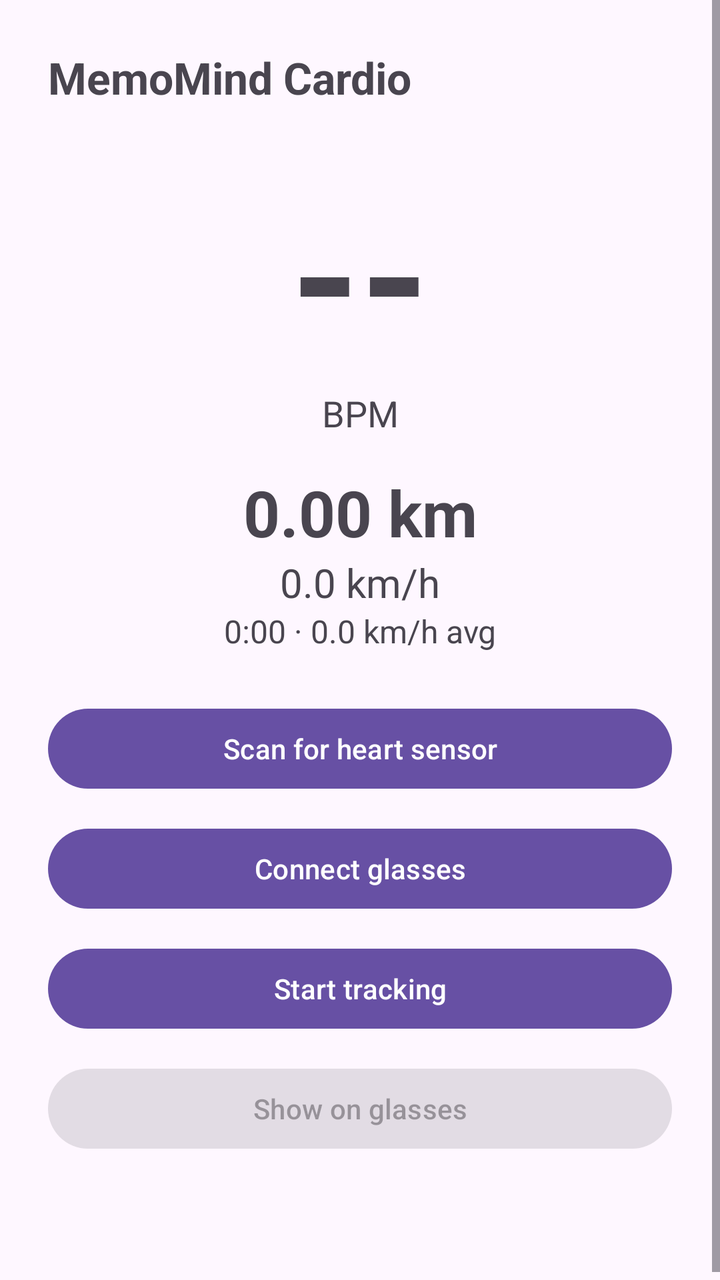
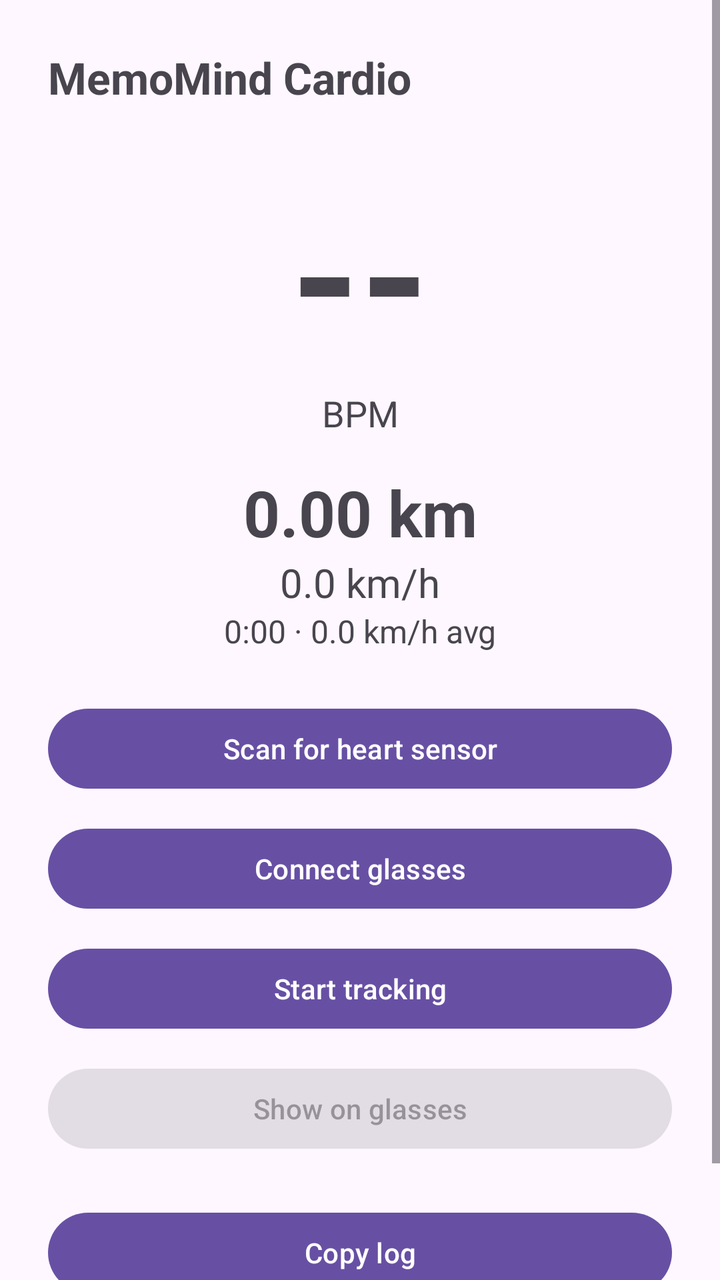

Screens rendered from an Android XML layout before and after an edit, with the pre-edit source and the edit as a unified diff.
<!-- AndroidManifest.xml: application theme Theme.MemoMindCardio -->
<!-- res/layout/activity_main.xml -->
<?xml version="1.0" encoding="utf-8"?>
<ScrollView xmlns:android="http://schemas.android.com/apk/res/android"
    android:layout_width="match_parent"
    android:layout_height="match_parent"
    android:fillViewport="true">

    <LinearLayout
        android:layout_width="match_parent"
        android:layout_height="wrap_content"
        android:orientation="vertical"
        android:padding="24dp">

        <TextView
            android:id="@+id/titleText"
            android:layout_width="match_parent"
            android:layout_height="wrap_content"
            android:text="@string/app_name"
            android:textSize="22sp"
            android:textStyle="bold" />

        <TextView
            android:id="@+id/bpmText"
            android:layout_width="match_parent"
            android:layout_height="wrap_content"
            android:layout_marginTop="24dp"
            android:gravity="center"
            android:text="--"
            android:textSize="88sp"
            android:textStyle="bold" />

        <TextView
            android:id="@+id/bpmUnit"
            android:layout_width="match_parent"
            android:layout_height="wrap_content"
            android:gravity="center"
            android:text="BPM"
            android:textSize="18sp" />

        <TextView
            android:id="@+id/distText"
            android:layout_width="match_parent"
            android:layout_height="wrap_content"
            android:layout_marginTop="16dp"
            android:gravity="center"
            android:text="0.00 km"
            android:textSize="32sp"
            android:textStyle="bold" />

        <TextView
            android:id="@+id/speedText"
            android:layout_width="match_parent"
            android:layout_height="wrap_content"
            android:gravity="center"
            android:text="0.0 km/h"
            android:textSize="20sp" />

        <TextView
            android:id="@+id/timeText"
            android:layout_width="match_parent"
            android:layout_height="wrap_content"
            android:gravity="center"
            android:text="0:00 · 0.0 km/h avg"
            android:textSize="16sp" />

        <Button
            android:id="@+id/btnSensor"
            android:layout_width="match_parent"
            android:layout_height="wrap_content"
            android:layout_marginTop="24dp"
            android:text="Scan for heart sensor" />

        <Button
            android:id="@+id/btnGlasses"
            android:layout_width="match_parent"
            android:layout_height="wrap_content"
            android:layout_marginTop="12dp"
            android:text="Connect glasses" />

        <Button
            android:id="@+id/btnTrack"
            android:layout_width="match_parent"
            android:layout_height="wrap_content"
            android:layout_marginTop="12dp"
            android:text="Start tracking" />

        <Button
            android:id="@+id/btnPush"
            android:layout_width="match_parent"
            android:layout_height="wrap_content"
            android:layout_marginTop="12dp"
            android:text="Show on glasses"
            android:enabled="false" />

        <TextView
            android:id="@+id/statusText"
            android:layout_width="match_parent"
            android:layout_height="wrap_content"
            android:layout_marginTop="24dp"
            android:fontFamily="monospace"
            android:textSize="13sp" />

    </LinearLayout>

</ScrollView>
<!-- resources referenced by this layout -->
<resources>
  <string name="app_name">MemoMind Cardio</string>
  <style name="Theme.MemoMindCardio" parent="Theme.Material3.DayNight.NoActionBar">
          <item name="android:statusBarColor">@android:color/black</item>
      </style>
</resources>

<!-- the commit's change to res/layout/activity_main.xml (unified diff, before → after) -->
@@ -91,13 +91,21 @@
             android:text="Show on glasses"
             android:enabled="false" />
 
+        <Button
+            android:id="@+id/btnCopyLog"
+            android:layout_width="match_parent"
+            android:layout_height="wrap_content"
+            android:layout_marginTop="24dp"
+            android:text="Copy log" />
+
         <TextView
             android:id="@+id/statusText"
             android:layout_width="match_parent"
             android:layout_height="wrap_content"
-            android:layout_marginTop="24dp"
+            android:layout_marginTop="12dp"
             android:fontFamily="monospace"
-            android:textSize="13sp" />
+            android:textSize="13sp"
+            android:textIsSelectable="true" />
 
     </LinearLayout>
 
